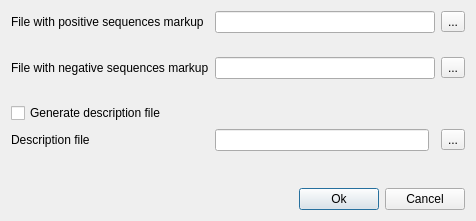
This is src/plugins/expert_discovery/src/ui/ExpertDiscoveryPosNegMrkDialog.ui in violethaze74/ugene as Qt 5 draws it before an edit. The edited form follows.
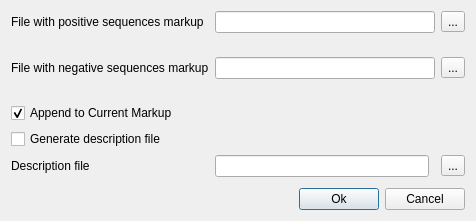
This is the edited form. Icons and pictures are not drawn.

Commit message: expert_discovery fix

```diff
--- a/src/plugins/expert_discovery/src/ui/ExpertDiscoveryPosNegMrkDialog.ui
+++ b/src/plugins/expert_discovery/src/ui/ExpertDiscoveryPosNegMrkDialog.ui
@@ -62,7 +62,7 @@
        </property>
       </spacer>
      </item>
-     <item row="6" column="0">
+     <item row="7" column="0">
       <widget class="QCheckBox" name="oneSequenceCheckBox">
        <property name="text">
         <string>Generate description file</string>
@@ -103,27 +103,37 @@
        </property>
       </widget>
      </item>
-     <item row="7" column="0">
+     <item row="8" column="0">
       <widget class="QLabel" name="label_4">
        <property name="text">
         <string>Description file</string>
        </property>
       </widget>
      </item>
-     <item row="7" column="1">
+     <item row="8" column="1">
       <widget class="QLineEdit" name="thirdFileEdit">
        <property name="enabled">
         <bool>true</bool>
        </property>
       </widget>
      </item>
-     <item row="7" column="3">
+     <item row="8" column="3">
       <widget class="QToolButton" name="openThirdButton">
        <property name="text">
         <string>...</string>
        </property>
       </widget>
      </item>
+     <item row="6" column="0">
+      <widget class="QCheckBox" name="addToCurrentCheck">
+       <property name="text">
+        <string>Append to Current Markup</string>
+       </property>
+       <property name="checked">
+        <bool>true</bool>
+       </property>
+      </widget>
+     </item>
     </layout>
    </item>
    <item>
```
The commit also changes 19 other files.
